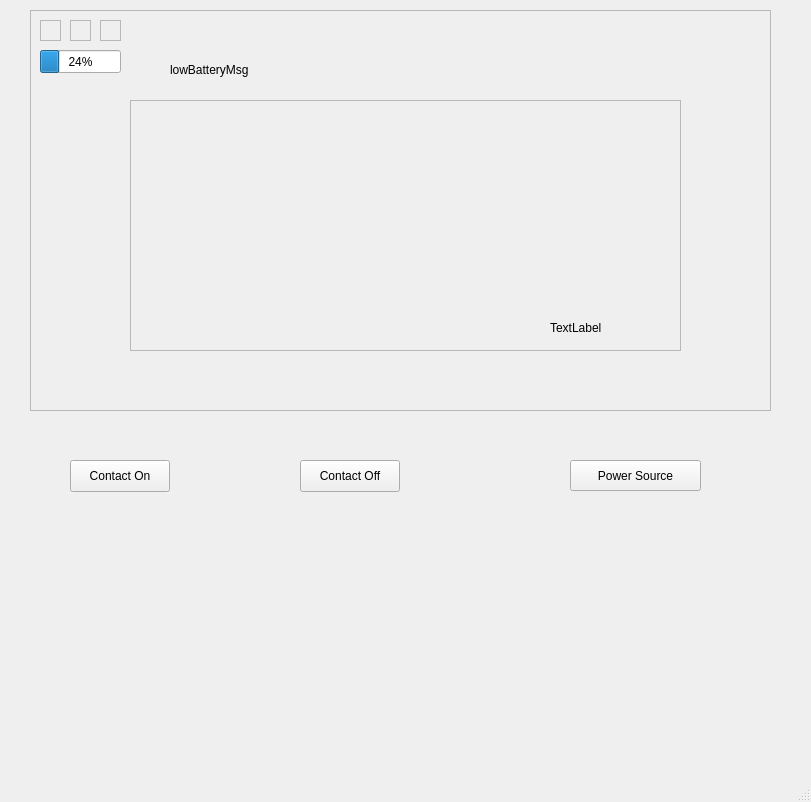
Old version of the form COMP_3004_Team_24/mainwindow.ui in the repository sidbmw/Neureset_Device_Simulator.
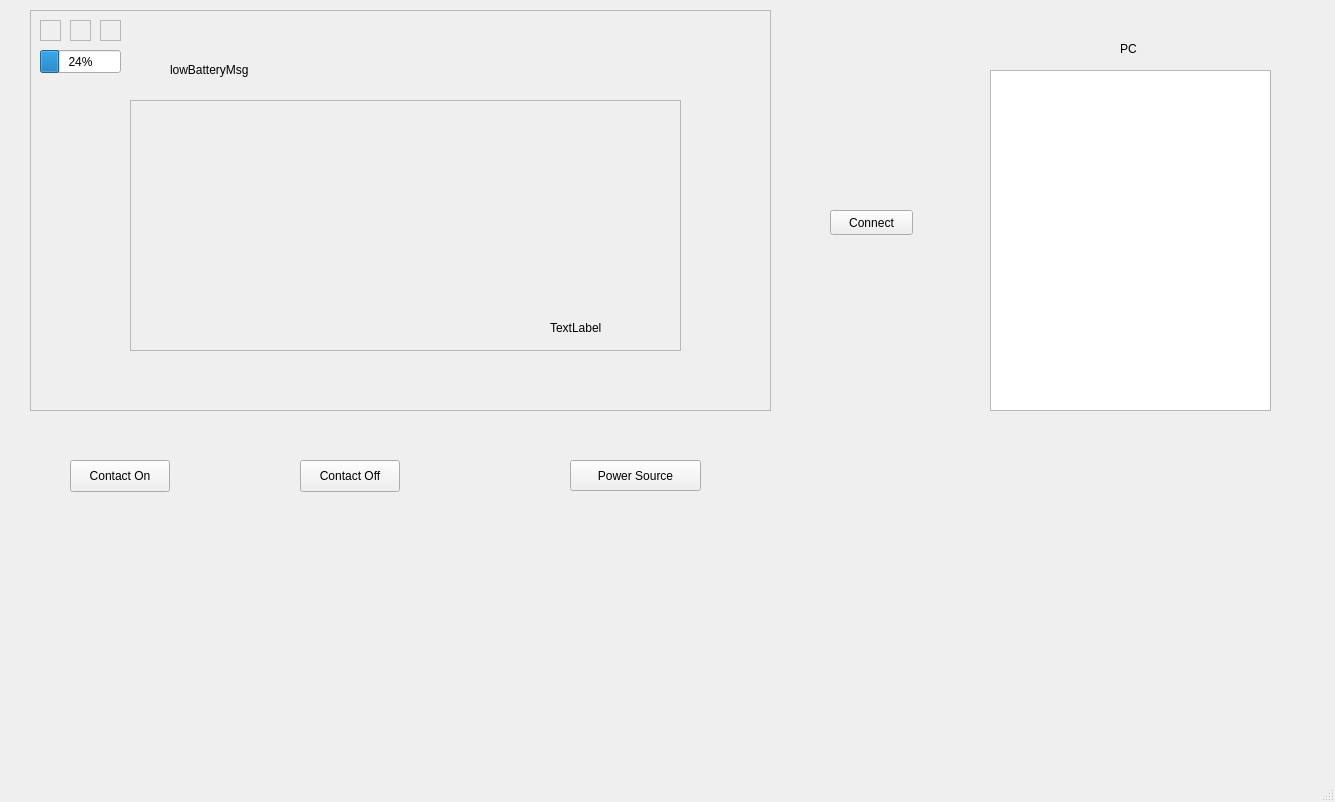
New version of the form. Icons and pictures are not drawn.

Commit message: added pc output

The edit to the form file:
```diff
--- a/COMP_3004_Team_24/mainwindow.ui
+++ b/COMP_3004_Team_24/mainwindow.ui
@@ -6,7 +6,7 @@
    <rect>
     <x>0</x>
     <y>0</y>
-    <width>811</width>
+    <width>1335</width>
     <height>802</height>
    </rect>
   </property>
@@ -382,6 +382,42 @@
      </rect>
     </property>
    </widget>
+   <widget class="QPlainTextEdit" name="plainTextEdit">
+    <property name="geometry">
+     <rect>
+      <x>990</x>
+      <y>70</y>
+      <width>281</width>
+      <height>341</height>
+     </rect>
+    </property>
+   </widget>
+   <widget class="QPushButton" name="pushButton">
+    <property name="geometry">
+     <rect>
+      <x>830</x>
+      <y>210</y>
+      <width>83</width>
+      <height>25</height>
+     </rect>
+    </property>
+    <property name="text">
+     <string>Connect</string>
+    </property>
+   </widget>
+   <widget class="QLabel" name="label">
+    <property name="geometry">
+     <rect>
+      <x>1120</x>
+      <y>40</y>
+      <width>62</width>
+      <height>17</height>
+     </rect>
+    </property>
+    <property name="text">
+     <string>PC</string>
+    </property>
+   </widget>
   </widget>
   <widget class="QMenuBar" name="menubar">
    <property name="geometry">
```
Left out of the diff: 2 changed lines with no effect on the pictures.
